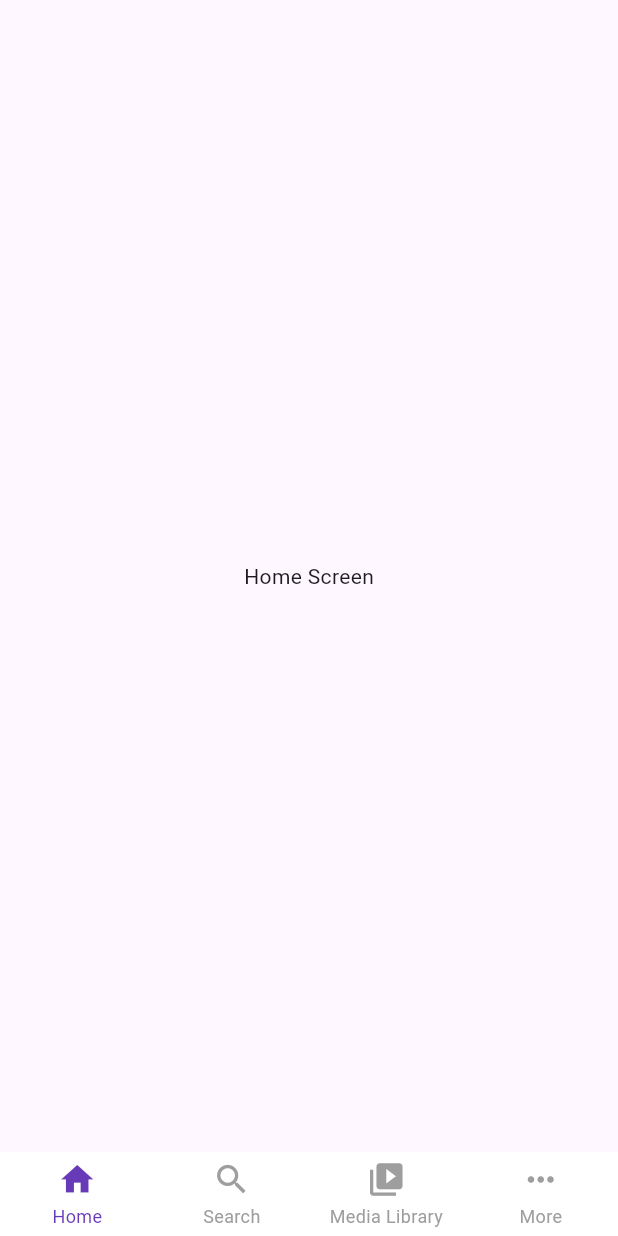
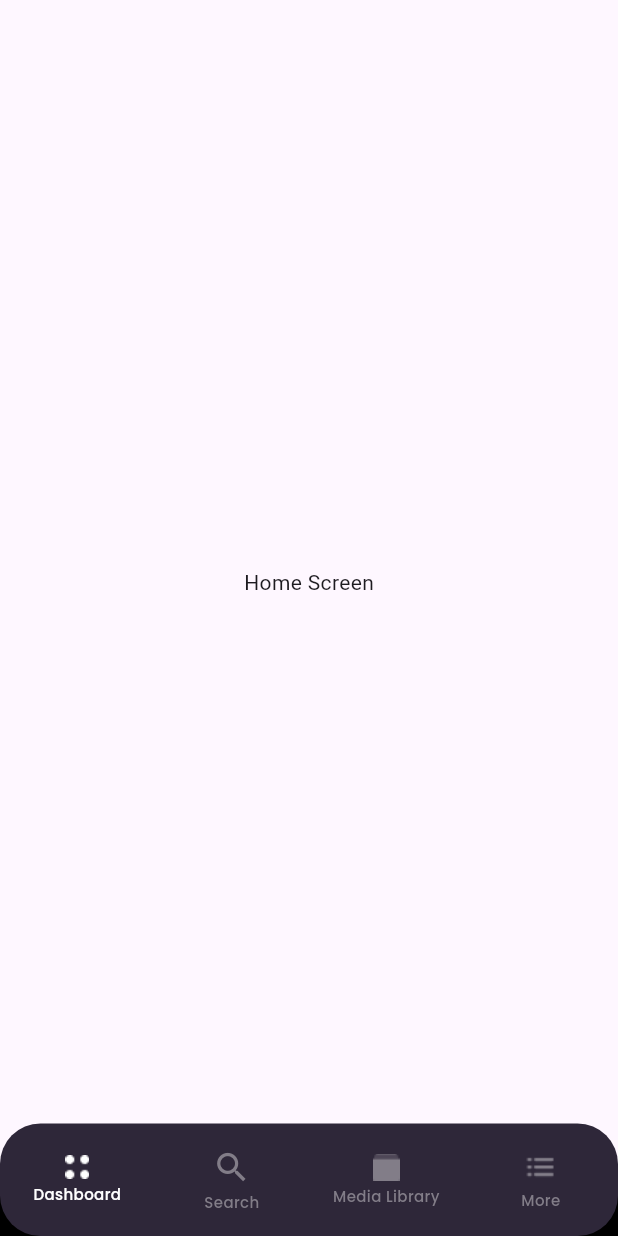
Before and after one commit to ASHIR14/tmdb, a Flutter app: the screen it shows after launch, on a phone screen of 412 x 824 dp. Run offline on Flutter 3.47's test engine with Material 2 defaults, Android fonts, the phone set to English and light mode, and no system bars; drawn by our look-alikes of persistent_bottom_nav_bar_v2; our stand-ins replace flutter_screenutil.

Commit message:
Bottom Nav Style

```diff
--- a/lib/view/screens/bottom_navigation_screen.dart
+++ b/lib/view/screens/bottom_navigation_screen.dart
@@ -1,5 +1,7 @@
 import 'package:flutter/material.dart';
 import 'package:persistent_bottom_nav_bar_v2/persistent-tab-view.dart';
+import 'package:tmdb/View/Utils/app_colors.dart';
+import 'package:tmdb/view/utils/text_styles.dart';
 
 import 'home_screen.dart';
 import 'media_library_screen.dart';
@@ -21,31 +23,52 @@ class BottomNavigationScreen extends StatelessWidget {
       ],
       items: [
         PersistentBottomNavBarItem(
-          icon: const Icon(Icons.home),
-          title: 'Home',
-          activeColorPrimary: Colors.deepPurple,
-          inactiveColorPrimary: Colors.grey,
+          icon: Image.asset(
+            "lib/assets/images/dashboard.png",
+            color: AppColors.whiteColor,
+          ),
+          inactiveIcon: Image.asset("lib/assets/images/dashboard.png"),
+          title: 'Dashboard',
+          activeColorPrimary: AppColors.whiteColor,
+          inactiveColorPrimary: AppColors.greyColor,
+          textStyle: TextStyles.bottomNavTextStyle,
         ),
         PersistentBottomNavBarItem(
           icon: const Icon(Icons.search),
           title: 'Search',
-          activeColorPrimary: Colors.deepPurple,
-          inactiveColorPrimary: Colors.grey,
+          activeColorPrimary: AppColors.whiteColor,
+          inactiveColorPrimary: AppColors.greyColor,
+          textStyle: TextStyles.bottomNavTextStyle,
         ),
         PersistentBottomNavBarItem(
-          icon: const Icon(Icons.video_collection),
+          icon: Image.asset(
+            "lib/assets/images/media.png",
+            color: AppColors.whiteColor,
+          ),
+          inactiveIcon: Image.asset("lib/assets/images/media.png"),
           title: 'Media Library',
-          activeColorPrimary: Colors.deepPurple,
-          inactiveColorPrimary: Colors.grey,
+          activeColorPrimary: AppColors.whiteColor,
+          inactiveColorPrimary: AppColors.greyColor,
+          textStyle: TextStyles.bottomNavTextStyle,
         ),
         PersistentBottomNavBarItem(
-          icon: const Icon(Icons.more_horiz),
+          icon: Image.asset(
+            "lib/assets/images/more.png",
+            color: AppColors.whiteColor,
+          ),
+          inactiveIcon: Image.asset("lib/assets/images/more.png"),
           title: 'More',
-          activeColorPrimary: Colors.deepPurple,
-          inactiveColorPrimary: Colors.grey,
+          activeColorPrimary: AppColors.whiteColor,
+          inactiveColorPrimary: AppColors.greyColor,
+          textStyle: TextStyles.bottomNavTextStyle,
         ),
       ],
       navBarStyle: NavBarStyle.style6,
+      backgroundColor: AppColors.primaryColor,
+      decoration: NavBarDecoration(
+        borderRadius: BorderRadius.circular(27),
+      ),
+      navBarHeight: 75,
     );
   }
 }
--- a/lib/view/utils/app_colors.dart
+++ b/lib/view/utils/app_colors.dart
@@ -10,4 +10,5 @@ class AppColors {
   static Color pinkColor = const Color(0xffe26ca5);
   static Color purpleColor = const Color(0xff564ca3);
   static Color goldColor = const Color(0xffcd9d0f);
+  static Color whiteColor = Colors.white;
 }
--- /dev/null
+++ b/lib/view/utils/text_styles.dart
@@ -0,0 +1,9 @@
+import 'package:flutter/material.dart';
+
+class TextStyles {
+  static TextStyle bottomNavTextStyle = const TextStyle(
+    fontSize: 10,
+    fontFamily: 'Poppins',
+    fontWeight: FontWeight.w500,
+  );
+}
```
Also changed, not shown: pubspec.yaml (+3 -4 lines), lib/assets/images/dashboard.png (added), lib/assets/images/media.png (added), lib/assets/images/more.png (added), pubspec.lock.
